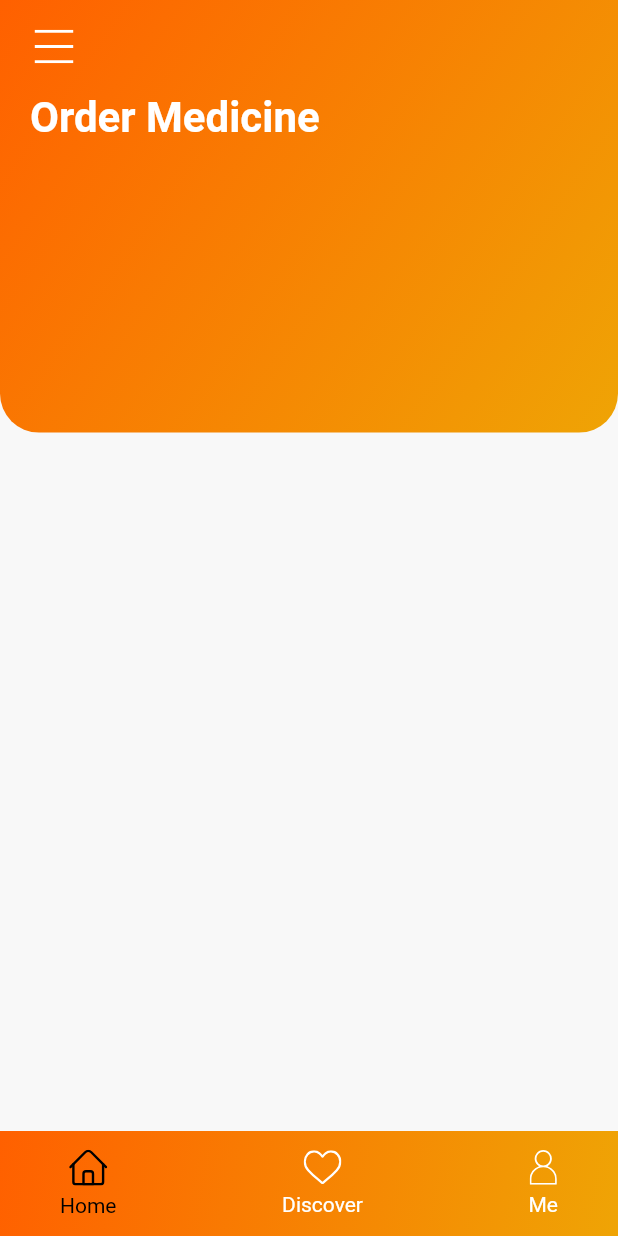
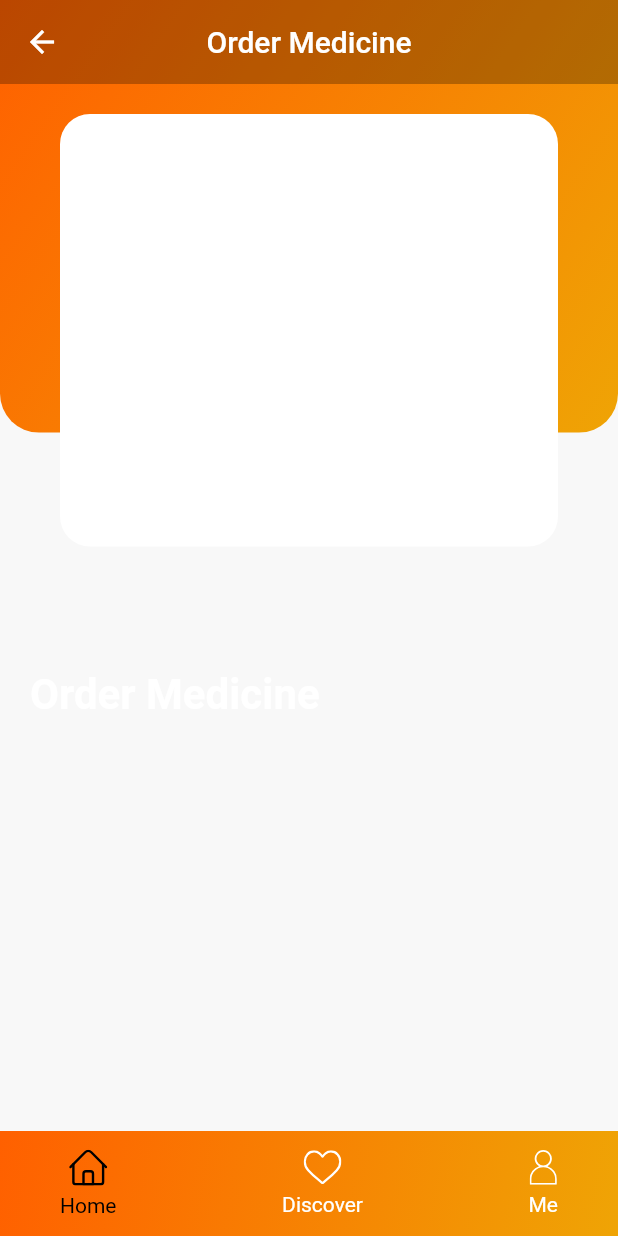
Before and after one commit to KavinduLiyanage/Hemas-Health-App, a Flutter app: the screen it shows after launch, after a tap on "Order Medicine", on a phone screen of 412 x 824 dp. Run offline on Flutter 3.47's test engine with Material 2 defaults, Android fonts, the phone set to English and light mode, and no system bars; our stand-ins replace flutter_svg.

Commit message:
Redesign Dashboard UI and Add Nav Bar

```diff
--- a/lib/constants.dart
+++ b/lib/constants.dart
@@ -2,6 +2,7 @@ import 'package:flutter/material.dart';
 
 const kBackgroundColor1 = Color(0xFFFF6000);
 const kBackgroundColor2 = Color(0xFFEFA405);
+const kBackgroundColor3 = Color(0xFFF78002);
 const kBackgroundColor = Color(0xFFF8F8F8);
 const kActiveIconColor = Color(0xFF000000);
 const kTextColor = Color(0xFFFFFFFF);
--- a/lib/main.dart
+++ b/lib/main.dart
@@ -35,6 +35,54 @@ class Dashboard extends StatelessWidget {
         .size; //this gonna give us total height and with of our device
     return Scaffold(
       bottomNavigationBar: BottomNavBar(),
+      extendBodyBehindAppBar: true,
+      appBar: AppBar(
+        centerTitle: true,
+        title: new Text(
+          "Dashboard",
+          style: Theme.of(context)
+              .textTheme
+              .display1
+              .copyWith(fontWeight: FontWeight.w500,  fontSize: 20),
+        ),
+        backgroundColor: Color(0x44000000),
+        elevation: 0,
+      ),
+      drawer: Drawer(
+        child: ListView(
+          // Important: Remove any padding from the ListView.
+          padding: EdgeInsets.zero,
+          children: <Widget>[
+            DrawerHeader(
+              child: Text('Kavindu Sandeepa'),
+              decoration: BoxDecoration(
+                gradient: LinearGradient(
+                    begin: Alignment.topLeft,
+                    end: Alignment.bottomRight,
+                    colors: [
+                      kBackgroundColor1,
+                      kBackgroundColor2,
+                    ]
+                ),
+              ),
+            ),
+            ListTile(
+              title: Text('Home'),
+              onTap: () {
+                // Update the state of the app.
+                // ...
+              },
+            ),
+            ListTile(
+              title: Text('Feedback'),
+              onTap: () {
+                // Update the state of the app.
+                // ...
+              },
+            ),
+          ],
+        ), // Populate the Drawer in the next step.
+      ),
       body: Stack(
         children: <Widget>[
           Container(
@@ -55,13 +103,33 @@ class Dashboard extends StatelessWidget {
               ),
             ),
           ),
+          Container(
+            //padding: EdgeInsets.all(100),
+            margin: EdgeInsets.fromLTRB(15, 100, 15, 0),
+            height: size.height * .75,
+            width: size.height * .75,
+            decoration: BoxDecoration(
+              border: Border.all(color: Colors.black26),
+              color: Colors.white,
+              borderRadius: BorderRadius.all(Radius.circular(20))
+              ,
+            ),
+            child: Container(
+              child: Text("Quick Links",
+                style: TextStyle(fontWeight: FontWeight.bold,
+                    fontSize: 18
+                ),
+              ),
+              padding: EdgeInsets.fromLTRB(20, 15, 0, 0),
+            ),
+          ),
           SafeArea(
             child: Padding(
-              padding: const EdgeInsets.symmetric(horizontal: 20),
+              padding: const EdgeInsets.symmetric(horizontal: 30),
               child: Column(
                 crossAxisAlignment: CrossAxisAlignment.start,
                 children: <Widget>[
-                  Align(
+                /*  Align(
                     alignment: Alignment.topLeft,
                     child: Container(
                       alignment: Alignment.center,
@@ -77,9 +145,11 @@ class Dashboard extends StatelessWidget {
                         .textTheme
                         .display1
                         .copyWith(fontWeight: FontWeight.w700,  fontSize: 28),
-                  ),
+                  ),*/
 
                   Expanded(
+                    child: Padding(
+                      padding: const EdgeInsets.only(top: 65.0),
                       child: GridView.count(
                         crossAxisCount: 2,
                         childAspectRatio: 1,
@@ -88,7 +158,8 @@ class Dashboard extends StatelessWidget {
                         children: <Widget>[
                           CategoryCard(
                             title: "Channel a Doctor",
-                          svgSrc: "assets/icons/dashboard_ChannelaDoctor2.svg",
+                            svgSrc:
+                                "assets/icons/dashboard_ChannelaDoctor2.svg",
                             press: () {},
                           ),
                           CategoryCard(
@@ -105,17 +176,19 @@ class Dashboard extends StatelessWidget {
                           ),
                           CategoryCard(
                             title: "Lab Reports",
-                          svgSrc: "assets/icons/dashboard_OrderMedicine2.svg",
+                            svgSrc: "assets/icons/dashboard_LabReport.svg",
                             press: () {},
                           ),
                           CategoryCard(
                             title: "Feedback",
-                          svgSrc: "assets/icons/dashboard_ChannelaDoctor2.svg",
+                            svgSrc:
+                                "assets/icons/dashboard_Feedback.svg",
                             press: () {},
                           ),
                           CategoryCard(
                             title: "Sample",
-                          svgSrc: "assets/icons/dashboard_ChannelaDoctor2.svg",
+                            svgSrc:
+                                "assets/icons/dashboard_VideoCalls.svg",
                             press: () {
                               Navigator.push(
                                 context,
@@ -127,10 +200,11 @@ class Dashboard extends StatelessWidget {
                           ),
                           CategoryCard(
                             title: "Contact Us",
-                          svgSrc: "assets/icons/dashboard_OrderMedicine2.svg",
+                            svgSrc: "assets/icons/dashboard_ContactsUs2.svg",
                             press: () {},
                           ),
               ],
+            ),
                     ),
                   ),
                 ],
--- a/lib/orderMedicine.dart
+++ b/lib/orderMedicine.dart
@@ -1,3 +1,4 @@
+import 'package:flutter/cupertino.dart';
 import 'package:flutter/material.dart';
 import 'package:flutter_svg/svg.dart';
 import 'package:hemashealth/widgets/bottom_nav_bar.dart';
@@ -31,6 +32,19 @@ class OrderMedicine extends StatelessWidget {
         .size; //this gonna give us total height and with of our device
     return Scaffold(
       bottomNavigationBar: BottomNavBar(),
+      extendBodyBehindAppBar: true,
+      appBar: AppBar(
+        centerTitle: true,
+        title: new Text(
+          "Order Medicine",
+          style: Theme.of(context)
+              .textTheme
+              .display1
+              .copyWith(fontWeight: FontWeight.w500,  fontSize: 20),
+        ),
+        backgroundColor: Color(0x44000000),
+        elevation: 0,
+      ),
       body: Stack(
         children: <Widget>[
           Container(
@@ -53,10 +67,21 @@ class OrderMedicine extends StatelessWidget {
           ),
           SafeArea(
             child: Padding(
+
               padding: const EdgeInsets.symmetric(horizontal: 20),
               child: Column(
                 crossAxisAlignment: CrossAxisAlignment.start,
                 children: <Widget>[
+                  Container(
+                    //padding: EdgeInsets.all(100),
+                    margin: EdgeInsets.all(20),
+                    height: size.height * .35,
+                    decoration: BoxDecoration(
+                      color: Colors.white,
+                      borderRadius: BorderRadius.all(Radius.circular(20))
+                      ,
+                    ),
+                  ),
                   Align(
                     alignment: Alignment.topLeft,
                     child: Container(
@@ -64,7 +89,7 @@ class OrderMedicine extends StatelessWidget {
                       height: 62,
                       width: 32,
 
-                      child: SvgPicture.asset("assets/icons/menuIcon.svg"),
+                      //child: SvgPicture.asset("assets/icons/menuIcon.svg"),
                     ),
                   ),
                   Text(
--- a/lib/widgets/category_card.dart
+++ b/lib/widgets/category_card.dart
@@ -21,7 +21,8 @@ class CategoryCard extends StatelessWidget {
       child: Container(
         // padding: EdgeInsets.all(20),
         decoration: BoxDecoration(
-          color: Color(0xFFE7E7E7),
+          border: Border.all(color: kBackgroundColor3),
+          color: kBackgroundColor,
           borderRadius: BorderRadius.circular(13),
           boxShadow: [
             BoxShadow(
--- /dev/null
+++ b/lib/widgets/top_app_bar.dart
@@ -0,0 +1,25 @@
+import 'package:flutter/material.dart';
+
+class AppBar2 extends StatelessWidget {
+  @override
+  Widget build(BuildContext context) {
+    return Container(
+      child: AppBar(
+        leading: IconButton(
+          icon: Image.asset('assets/images/menu.png'),
+          onPressed: () { },
+        ),
+        centerTitle: true,
+        title: new Text(
+          "Dashboard",
+          style: Theme.of(context)
+              .textTheme
+              .display1
+              .copyWith(fontWeight: FontWeight.w500,  fontSize: 20),
+        ),
+        backgroundColor: Color(0x44000000),
+        elevation: 0,
+      ),
+    );
+  }
+}
```
Also changed, not shown: assets/icons/dashboard_ContactsUs2.svg (added), assets/icons/dashboard_Feedback.svg (added), assets/icons/dashboard_LabReport.svg (added), assets/icons/dashboard_VideoCalls.svg (added), assets/images/menu.png (added). Lines whose indentation alone changed are shown as unchanged.
